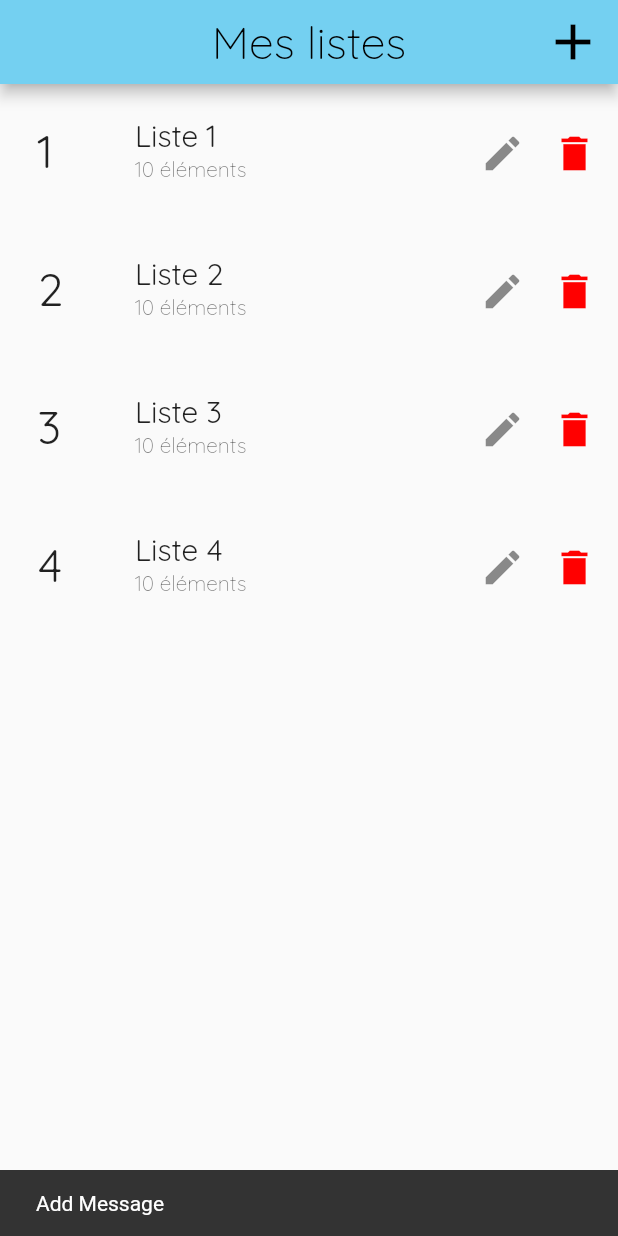
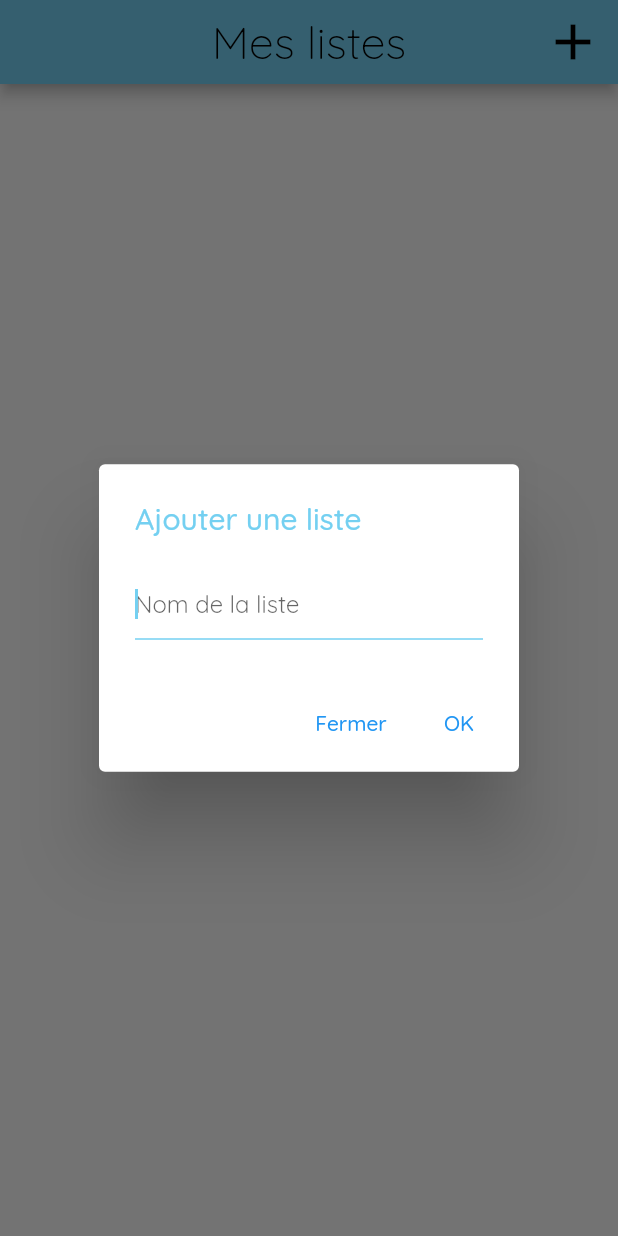
Before and after one commit to antoineLeBerre/Liste_de_course, a Flutter app: the screen it shows after launch, after a tap on the "add" icon, on a phone screen of 412 x 824 dp. Run offline on Flutter 3.47's test engine with Material 2 defaults, Android fonts, the light colour scheme and no system bars.

Commit message:
Create popin layout

```diff
--- a/lib/UI/Home/home_page.dart
+++ b/lib/UI/Home/home_page.dart
@@ -1,6 +1,7 @@
 import 'package:flutter/cupertino.dart';
 import 'package:flutter/material.dart';
-import 'package:liste_de_course/UI/Home/Layout/liste_layout.dart';
+import 'package:liste_de_course/UI/Home/widget/liste_widget.dart';
+import 'package:liste_de_course/UI/Home/widget/popin_widget.dart';
 import 'package:liste_de_course/constants/colorConstant.dart';
 
 class HomePage extends StatefulWidget {
@@ -11,8 +12,7 @@ class HomePage extends StatefulWidget {
 }
 
 class _HomePageState extends State<HomePage> {
-  List<String> _liste = ['Liste 1', 'Liste 2', 'Liste 3', 'Liste 4'];
-  final test = List<String>.generate(1000, (i) => "Item $i");
+  List<String> _liste = [];
 
   @override
   Widget build(BuildContext context) {
@@ -31,9 +31,11 @@ class _HomePageState extends State<HomePage> {
             padding: const EdgeInsets.fromLTRB(0.0, 0.0, 10.0, 10.0),
             child: IconButton(
               onPressed: () {
-                ScaffoldMessenger.of(context).showSnackBar(
-                  SnackBar(
-                    content: Text("Add Message"),
+                showDialog(
+                  context: context,
+                  builder: (BuildContext context) => PopinWidget(
+                    title: 'Ajouter une liste',
+                    label: 'Nom de la liste',
                   ),
                 );
               },
--- /dev/null
+++ b/lib/UI/Home/widget/popin_widget.dart
@@ -0,0 +1,53 @@
+import 'package:flutter/cupertino.dart';
+import 'package:flutter/material.dart';
+import 'package:liste_de_course/constants/colorConstant.dart';
+
+class PopinWidget extends StatelessWidget {
+  final String title;
+  final String label;
+
+  const PopinWidget({Key? key, required this.title, required this.label})
+      : super(key: key);
+
+  @override
+  Widget build(BuildContext context) {
+    return AlertDialog(
+      title: Text(
+        this.title,
+        style: TextStyle(
+          color: kAzur,
+        ),
+      ),
+      content: new Column(
+        mainAxisSize: MainAxisSize.min,
+        crossAxisAlignment: CrossAxisAlignment.start,
+        children: <Widget>[
+          TextField(
+            decoration: InputDecoration(
+              hintText: label,
+              focusedBorder: UnderlineInputBorder(
+                borderSide: BorderSide(color: kAzur),
+              ),
+            ),
+            autofocus: true,
+            cursorColor: kAzur,
+          ),
+        ],
+      ),
+      actions: <Widget>[
+        TextButton(
+          onPressed: () {
+            Navigator.of(context).pop();
+          },
+          child: Text('Fermer'),
+        ),
+        TextButton(
+          onPressed: () {
+            Navigator.of(context).pop();
+          },
+          child: Text('OK'),
+        ),
+      ],
+    );
+  }
+}
```
